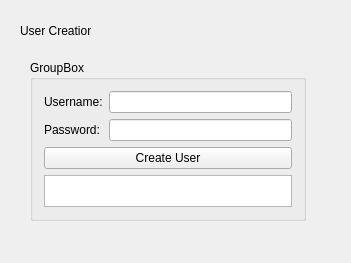
Qt form NetworkRequest/apiform.ui (CodexVII/Qt) before a commit.
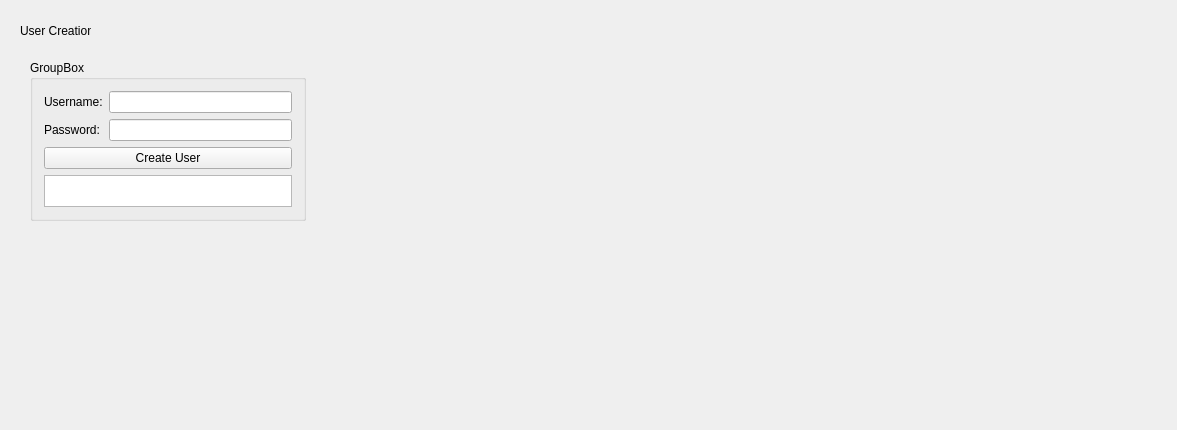
The same form after that commit.

Diff of the .ui file:
```diff
--- a/NetworkRequest/apiform.ui
+++ b/NetworkRequest/apiform.ui
@@ -6,8 +6,8 @@
    <rect>
     <x>0</x>
     <y>0</y>
-    <width>351</width>
-    <height>263</height>
+    <width>1177</width>
+    <height>430</height>
    </rect>
   </property>
   <property name="windowTitle">
```
